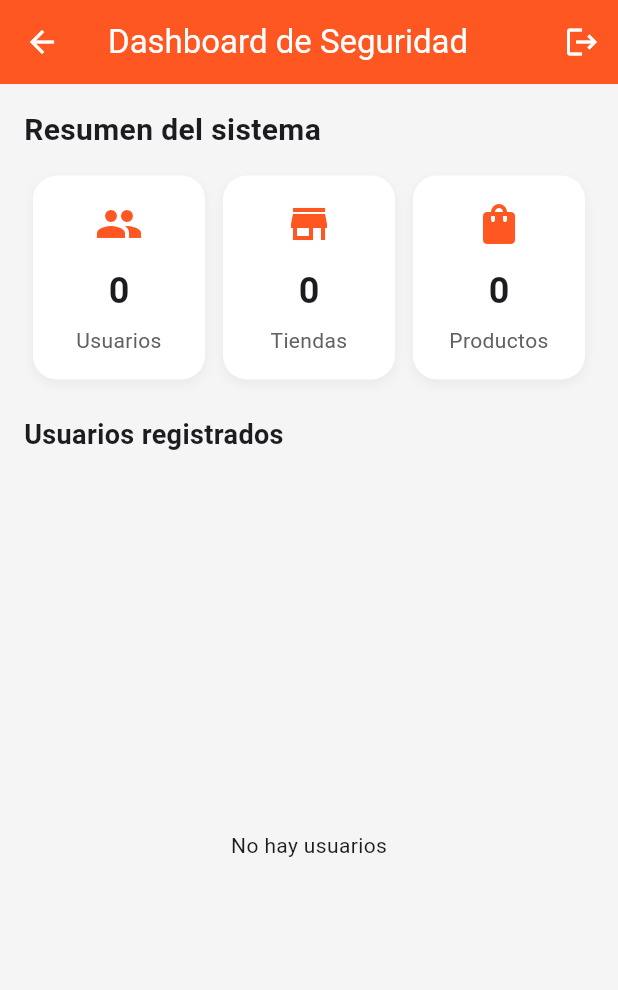
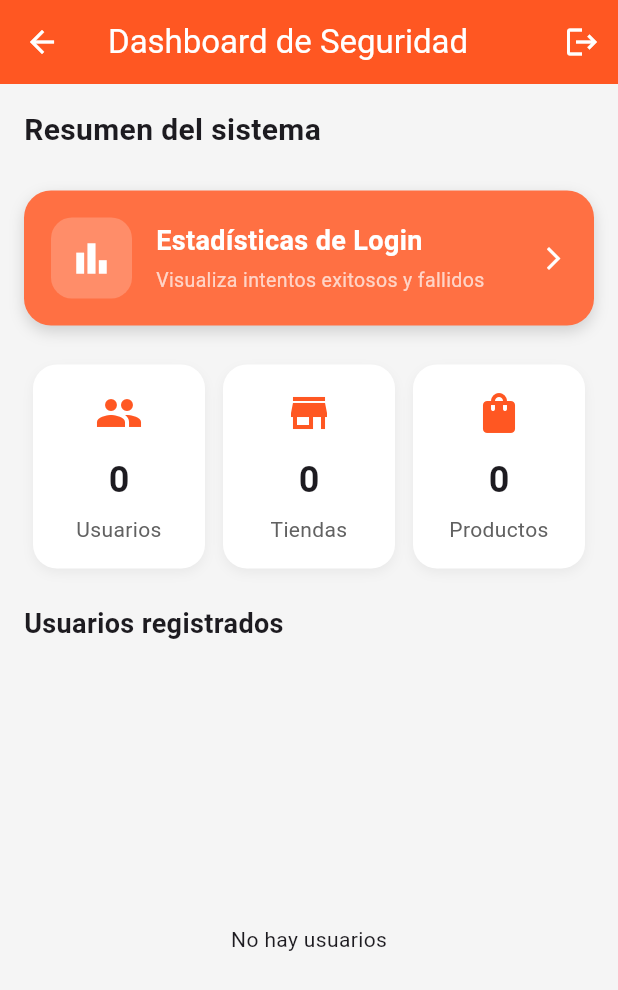
Before and after one commit to LuisVillarreal77/TuTienda, a Flutter app: the SecurityDashboardScreen screen opened by its route, on a phone screen of 412 x 824 dp. Shown: the top 990 px of the screen. Run offline on Flutter 3.47's test engine with Material 3 defaults, Android fonts, the phone set to English and light mode, and no system bars; our stand-ins replace cloud_firestore, firebase_auth, firebase_core, fl_chart; accounts and stored records are empty; generated files the repository leaves out were written again; network calls fail.

Commit message:
Visualización de Estadisticas de logs añadida, boton de ver estadisticas con navegacion a pantalla de graficos (graficos implementados con FL Chart), Dashboard de Seguridad completado (posible implementacion de estadisticas por tipo de ataque futura)

```diff
--- a/tu_tienda/lib/admin/screnns/security_dashboard_screen.dart
+++ b/tu_tienda/lib/admin/screnns/security_dashboard_screen.dart
@@ -71,6 +71,85 @@ class _SecurityDashboardScreenState extends State<SecurityDashboardScreen> {
 
             const SizedBox(height: 16),
 
+            GestureDetector(
+  onTap: () {
+    Navigator.pushNamed(context, '/loginStats');
+  },
+  child: Container(
+    width: double.infinity,
+    padding: const EdgeInsets.all(18),
+    margin: const EdgeInsets.symmetric(vertical: 10),
+    decoration: BoxDecoration(
+      color: Colors.deepOrange[400],
+      borderRadius: BorderRadius.circular(18),
+      boxShadow: [
+        BoxShadow(
+          color: Colors.black.withOpacity(0.15),
+          blurRadius: 8,
+          offset: const Offset(0, 4),
+        ),
+      ],
+    ),
+    child: Row(
+      children: [
+
+        // Ícono
+        Container(
+          padding: const EdgeInsets.all(12),
+          decoration: BoxDecoration(
+            color: Colors.white.withOpacity(0.2),
+            borderRadius: BorderRadius.circular(14),
+          ),
+          child: const Icon(
+            Icons.bar_chart,
+            color: Colors.white,
+            size: 30,
+          ),
+        ),
+
+        const SizedBox(width: 16),
+
+        // Texto
+        const Expanded(
+          child: Column(
+            crossAxisAlignment: CrossAxisAlignment.start,
+            children: [
+
+              Text(
+                "Estadísticas de Login",
+                style: TextStyle(
+                  color: Colors.white,
+                  fontSize: 18,
+                  fontWeight: FontWeight.bold,
+                ),
+              ),
+
+              SizedBox(height: 4),
+
+              Text(
+                "Visualiza intentos exitosos y fallidos",
+                style: TextStyle(
+                  color: Colors.white70,
+                  fontSize: 13,
+                ),
+              ),
+            ],
+          ),
+        ),
+
+        // Flecha
+        const Icon(
+          Icons.arrow_forward_ios,
+          color: Colors.white,
+          size: 18,
+        ),
+      ],
+    ),
+  ),
+),
+
+             const SizedBox(height: 16),
+
             //CARDS DE ESTADISTICAS
             Row(
               children: [
@@ -91,6 +170,8 @@ class _SecurityDashboardScreenState extends State<SecurityDashboardScreen> {
                   value: productsCount.toString(),
                   icon: Icons.shopping_bag,
                 ),
+
+
               ],
             ),
 
@@ -174,7 +255,7 @@ class _SecurityDashboardScreenState extends State<SecurityDashboardScreen> {
                               ScaffoldMessenger.of(context).showSnackBar(
                                 const SnackBar(
                                   content: Text(
-                                    'No puedes eliminar administradores',
+                                    'No puedes bloquear administradores',
                                   ),
                                 ),
                               );
--- a/tu_tienda/lib/admin/widgets/stat_card.dart
+++ b/tu_tienda/lib/admin/widgets/stat_card.dart
@@ -25,7 +25,7 @@ class StatCard extends StatelessWidget {
 
          boxShadow: [
             BoxShadow(
-              color: Colors.black.withOpacity(0.05),
+              color: Colors.black.withValues(alpha: 0.05),
               blurRadius: 6,
               offset: const Offset(0, 3),
             ),
--- a/tu_tienda/lib/main.dart
+++ b/tu_tienda/lib/main.dart
@@ -1,4 +1,5 @@
 import 'package:flutter/material.dart';
+import 'package:tu_tienda/admin/screnns/login_stats_screen.dart';
 import 'package:tu_tienda/models/product.dart';
 import 'package:tu_tienda/screens/create_shop.dart';
 import 'package:tu_tienda/screens/product_detail_screen.dart';
@@ -40,6 +41,7 @@ class MyApp extends StatelessWidget {
         '/login': (context) => const LoginScreen(),
         '/register': (context) => const RegisterScreen(),
         '/securityDashboard': (context) => const SecurityDashboardScreen(),
+        '/loginStats': (context) => const LoginStatsScreen(),
         '/createShop': (context) => const CreateShopScreen(),//Pantalla de login
         '/home': (context) => const MyHomePage(), //Tu pantalla principal
         '/cart': (context) => const CartScreen(),
--- a/tu_tienda/lib/screens/register_screen.dart
+++ b/tu_tienda/lib/screens/register_screen.dart
@@ -35,7 +35,9 @@ class _RegisterScreenState extends State<RegisterScreen> {
       await FirebaseFirestore.instance.collection('users').doc(user!.uid).set({
         "uid": user.uid,
         "name": nameController.text.trim(),
-        "email": emailController.text.trim(),
+        "email": emailController.text
+        .trim()
+        .toLowerCase(),
         "role": selectedRole,
         "status": "active",
         "createdAt": FieldValue.serverTimestamp(),
--- a/tu_tienda/pubspec.yaml
+++ b/tu_tienda/pubspec.yaml
@@ -35,7 +35,7 @@ dependencies:
   firebase_core: ^2.30.0
   cloud_firestore: ^4.17.0
   firebase_auth: ^4.17.0
-
+  fl_chart: ^0.68.0
 
 
 
```
Also changed, not shown: tu_tienda/lib/admin/screnns/login_stats_screen.dart (added, +134 -0 lines), tu_tienda/lib/screens/login_screen.dart (+53 -12 lines), tu_tienda/pubspec.lock.
